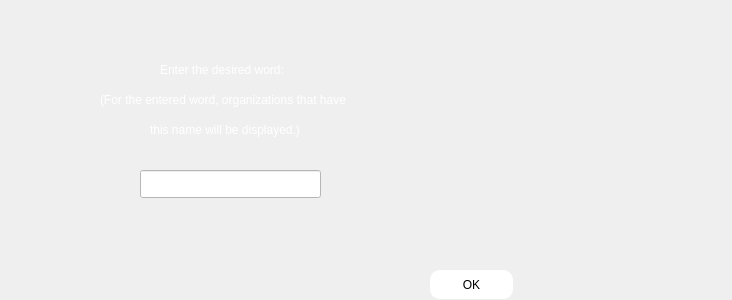
This is enter/filtering_organizations.ui in Shayanrava/APproject as Qt 5 draws it before an edit. The edited form follows.
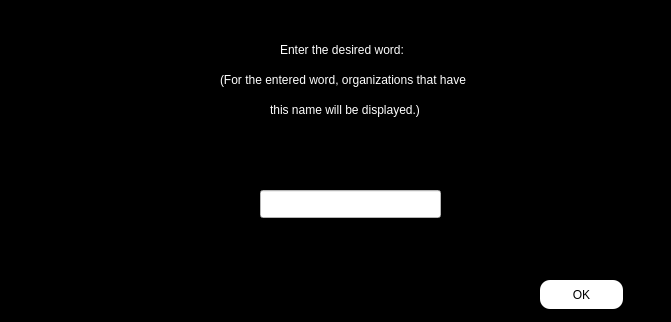
This is the edited form.

Commit message: filtering_organizations ui developed

```diff
--- a/enter/filtering_organizations.ui
+++ b/enter/filtering_organizations.ui
@@ -6,18 +6,24 @@
    <rect>
     <x>0</x>
     <y>0</y>
-    <width>732</width>
-    <height>300</height>
+    <width>671</width>
+    <height>322</height>
    </rect>
   </property>
   <property name="windowTitle">
    <string>Form</string>
   </property>
+  <property name="styleSheet">
+   <string notr="true">#filtering_organizations
+{
+background-color:black;
+}</string>
+  </property>
   <widget class="QLabel" name="label">
    <property name="geometry">
     <rect>
-     <x>160</x>
-     <y>60</y>
+     <x>280</x>
+     <y>40</y>
      <width>161</width>
      <height>20</height>
     </rect>
@@ -35,8 +41,8 @@
   <widget class="QLabel" name="label_2">
    <property name="geometry">
     <rect>
-     <x>100</x>
-     <y>90</y>
+     <x>220</x>
+     <y>70</y>
      <width>321</width>
      <height>20</height>
     </rect>
@@ -54,8 +60,8 @@
   <widget class="QLineEdit" name="led_filter">
    <property name="geometry">
     <rect>
-     <x>140</x>
-     <y>170</y>
+     <x>260</x>
+     <y>190</y>
      <width>181</width>
      <height>28</height>
     </rect>
@@ -70,8 +76,8 @@
   <widget class="QLabel" name="label_3">
    <property name="geometry">
     <rect>
-     <x>150</x>
-     <y>120</y>
+     <x>270</x>
+     <y>100</y>
      <width>191</width>
      <height>20</height>
     </rect>
@@ -89,8 +95,8 @@
   <widget class="QPushButton" name="pbn_filter">
    <property name="geometry">
     <rect>
-     <x>430</x>
-     <y>270</y>
+     <x>540</x>
+     <y>280</y>
      <width>83</width>
      <height>29</height>
     </rect>
```
